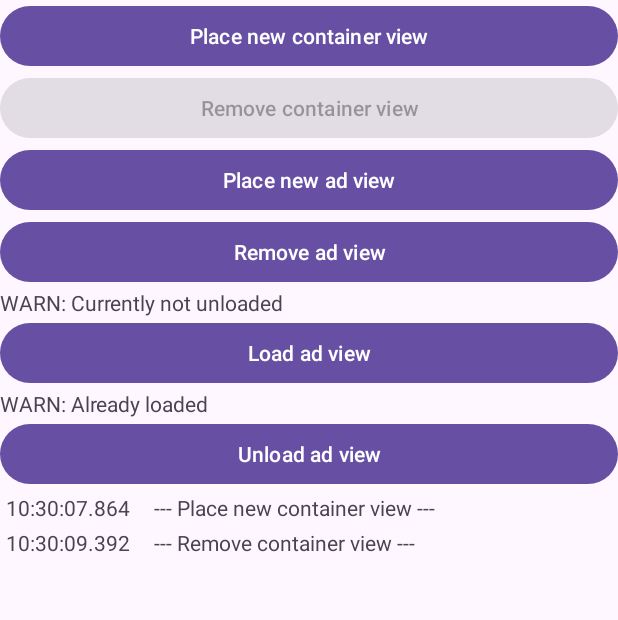
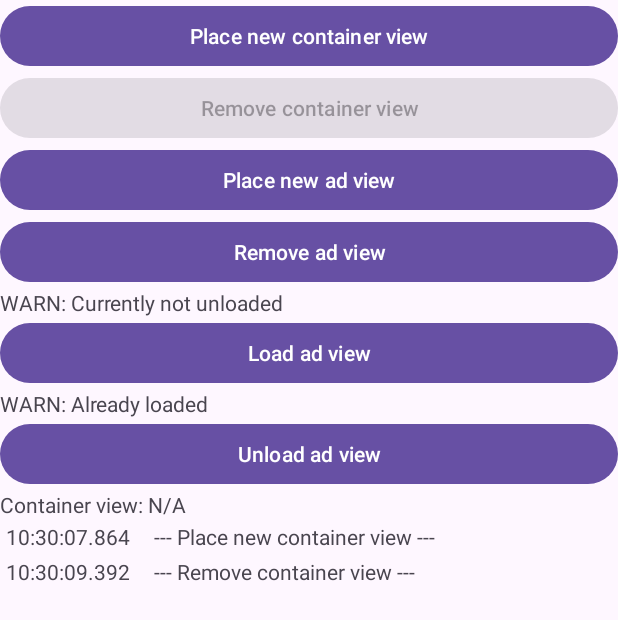
Before and after one commit to S64/2025-04-17_14-38, an Android app: the screen it shows after launch (MainActivity), after a tap on "Remove container view", on a phone screen of 412 x 824 dp. Shown: the top 620 px of the screen. Run offline under Robolectric (Android 15) with nearby library versions, the phone set to English and light mode, and no system bars; libraries missing offline, so code that uses them is left out: jp.fluct.fluctsdk; 1 statement that could not run was skipped; 1 other tap on this screen came first.

Commit message:
Add container hashcode view

```diff
--- a/app/src/main/java/com/example/myapplication/MainActivity.kt
+++ b/app/src/main/java/com/example/myapplication/MainActivity.kt
@@ -1,5 +1,6 @@
 package com.example.myapplication
 
+import android.annotation.SuppressLint
 import android.os.Bundle
 import android.util.Log
 import android.view.View
@@ -43,6 +44,7 @@ class MainActivity : AppCompatActivity(R.layout.activity_main) {
 
     private val unloadAdView: Button by lazy { findViewById(R.id.unloadAdView) }
 
+    private val placeholderNotice: TextView by lazy { findViewById(R.id.placeholderNotice) }
     private val placeholder: FrameLayout by lazy { findViewById(R.id.placeholder) }
 
     private val logRecycler: RecyclerView by lazy { findViewById(R.id.logRecycler) }
@@ -161,10 +163,13 @@ class MainActivity : AppCompatActivity(R.layout.activity_main) {
         }
     }
 
+    @SuppressLint("SetTextI18n")
     private fun refreshUiStatus() {
-        (currentContainer != null).let { containerAttached ->
+        currentContainer.let { container ->
+            (container != null).let { containerAttached ->
                 placeNewContainerButton.isEnabled = !containerAttached
                 removeContainerButton.isEnabled = containerAttached
+                placeholderNotice.text = "Container view: ${ if (containerAttached) System.identityHashCode(container) else "N/A" }"
                 currentAdView.let { adView ->
                     removeAdViewNotice.visibility = if (adView?.isUnloaded == false) View.VISIBLE else View.GONE
                     loadAdViewNotice.visibility = if (adView?.isLoaded == true) View.VISIBLE else View.GONE
@@ -176,6 +181,8 @@ class MainActivity : AppCompatActivity(R.layout.activity_main) {
                     }
                 }
             }
+        }
+
     }
 
     private fun log(msg: String) {
--- a/app/src/main/res/layout/activity_main.xml
+++ b/app/src/main/res/layout/activity_main.xml
@@ -89,11 +89,20 @@
 
     </LinearLayout>
 
+    <TextView
+        android:id="@+id/placeholderNotice"
+        android:layout_width="0dp"
+        android:layout_height="wrap_content"
+        app:layout_constraintStart_toStartOf="parent"
+        app:layout_constraintEnd_toEndOf="parent"
+        app:layout_constraintTop_toBottomOf="@+id/controls"
+        app:layout_constraintBottom_toTopOf="@+id/placeholder"/>
+
     <FrameLayout
         android:id="@+id/placeholder"
         android:layout_width="0dp"
         android:layout_height="wrap_content"
-        app:layout_constraintTop_toBottomOf="@+id/controls"
+        app:layout_constraintTop_toBottomOf="@+id/placeholderNotice"
         app:layout_constraintStart_toStartOf="parent"
         app:layout_constraintEnd_toEndOf="parent"
         app:layout_constraintBottom_toTopOf="@+id/logRecycler"/>
```
Lines whose indentation alone changed are shown as unchanged.
